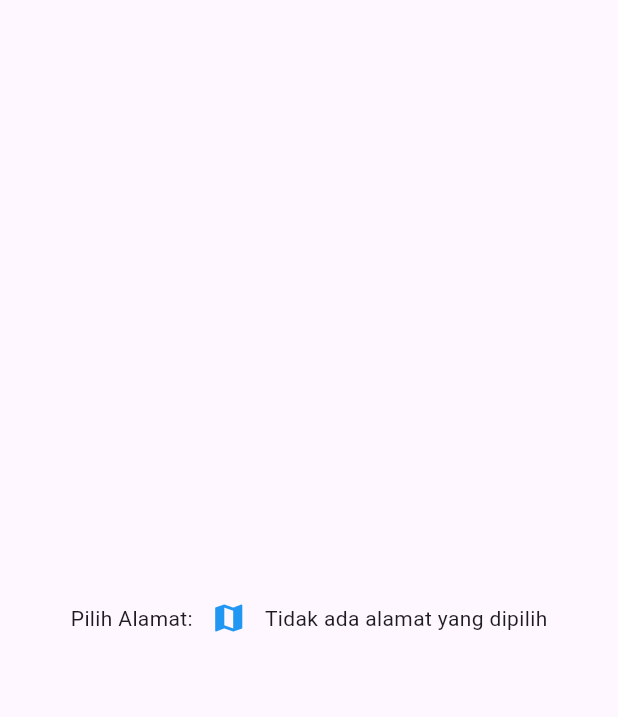
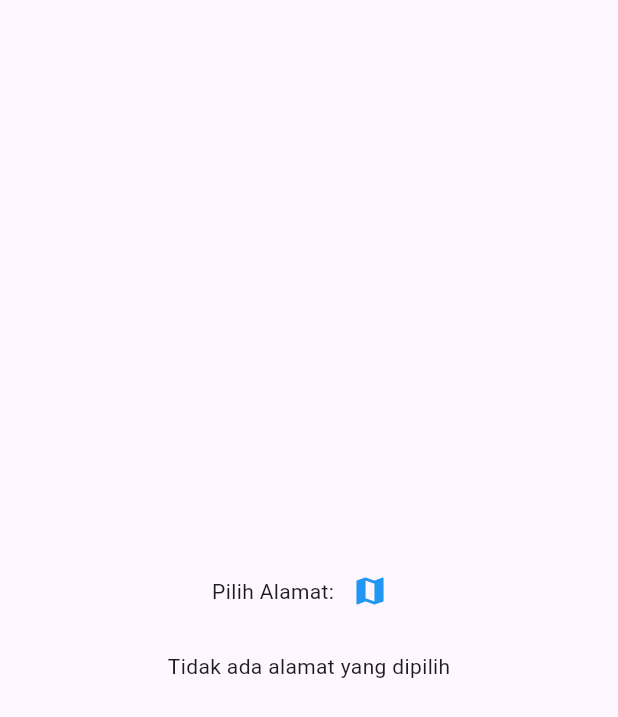
Before and after one commit to SandyArdiyan/GoogleMapsAPI_008, a Flutter app: the HomePage screen opened directly, on a phone screen of 412 x 824 dp. Shown: the top 717 px of the screen. Run offline on Flutter 3.47's test engine with Material 3 defaults, Android fonts, the phone set to English and light mode, and no system bars; our stand-ins replace geocoding, geolocator, google_maps_flutter; missing offline and left inert: google_maps_flutter_android, google_maps_flutter_platform_interface.

Commit message:
Update codingan

```diff
--- a/lib/home_page.dart
+++ b/lib/home_page.dart
@@ -1,5 +1,5 @@
 import 'package:flutter/material.dart';
-import 'package:gmaps/map_page.dart';
+import 'map_page.dart'; // PERBAIKAN: Menggunakan relative import
 
 class HomePage extends StatefulWidget {
   const HomePage({super.key});
@@ -10,18 +10,15 @@ class HomePage extends StatefulWidget {
 
 class _HomePageState extends State<HomePage> {
   String? alamatDipilih;
+
   @override
   Widget build(BuildContext context) {
     return Scaffold(
       body: SafeArea(
         child: Center(
+          child: Padding(
+            padding: const EdgeInsets.symmetric(horizontal: 24.0), // Tambahan padding agar teks tidak menempel tepi layar
             child: Column(
-            mainAxisAlignment: MainAxisAlignment.center,
-            children: [
-              Row(
-                mainAxisAlignment: MainAxisAlignment.center,
-                children: [
-                  Row(
               mainAxisAlignment: MainAxisAlignment.center,
               children: [
                 Row(
@@ -34,8 +31,7 @@ class _HomePageState extends State<HomePage> {
                         final result = await Navigator.push(
                           context,
                           MaterialPageRoute(
-                                  builder: (context) =>
-                                  const MapPage()
+                            builder: (context) => const MapPage()
                           )
                         );
                         if (result != null) {
@@ -47,14 +43,17 @@ class _HomePageState extends State<HomePage> {
                     )
                   ],
                 ),
+                const SizedBox(height: 16),
+                // PERBAIKAN: Menghapus nested Row berlebihan dan menangani teks panjang
                 alamatDipilih == null
                     ? const Text("Tidak ada alamat yang dipilih")
-                      : Text(alamatDipilih!),
+                    : Text(
+                        alamatDipilih!,
+                        textAlign: TextAlign.center,
+                        style: const TextStyle(fontSize: 14),
+                      ),
               ],
-                  )
-                ],
-              )
-            ],
+            ),
           ),
         ),
       )
--- a/lib/main.dart
+++ b/lib/main.dart
@@ -1,5 +1,5 @@
 import 'package:flutter/material.dart';
-import 'package:gmaps/home_page.dart';
+import 'home_page.dart';
 import 'package:google_maps_flutter_android/google_maps_flutter_android.dart';
 import 'package:google_maps_flutter_platform_interface/google_maps_flutter_platform_interface.dart';
 
--- a/pubspec.yaml
+++ b/pubspec.yaml
@@ -37,6 +37,7 @@ dependencies:
   google_maps_flutter: ^2.12.2
   geolocator: ^14.0.0
   permission_handler: ^12.0.0+1
+  geocoding: ^4.0.0
 
 dev_dependencies:
   flutter_test:
```
Also changed, not shown: lib/map_page.dart (+60 -46 lines), pubspec.lock, 1 other file. Lines whose indentation alone changed are shown as unchanged.
